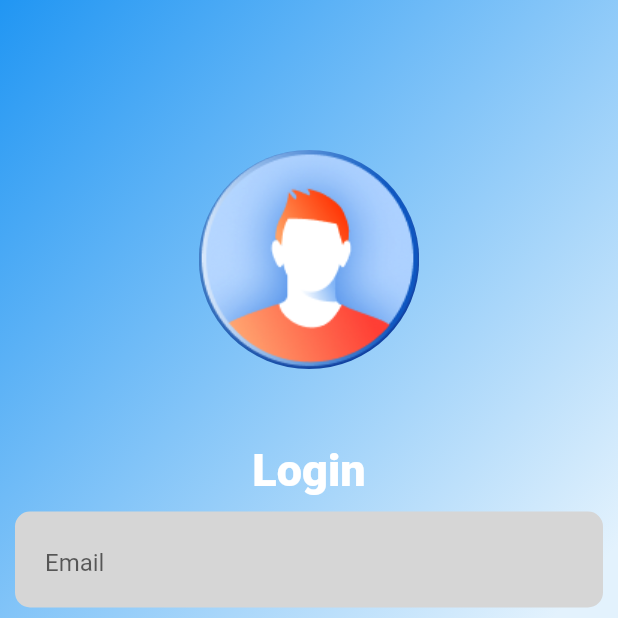
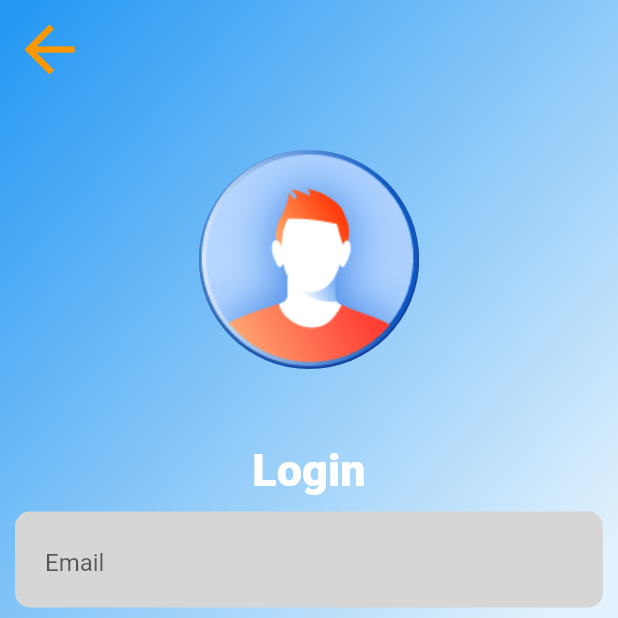
Before and after one commit to vasilevkin/flutter_gallery, a Flutter app: the SimpleColorLoginScreen screen opened by its route, on a phone screen of 412 x 824 dp, the top half of it. Run offline on Flutter 3.47's test engine with Material 2 defaults, Android fonts, the phone set to English and light mode, and no system bars.

Commit message:
Add Simple Color Register screen.

```diff
--- a/lib/app/app.dart
+++ b/lib/app/app.dart
@@ -2,6 +2,7 @@ import 'package:flutter/material.dart';
 import 'package:flutter_gallery/app/app_routes.dart';
 import 'package:flutter_gallery/ui/screens/login/login_list_screen.dart';
 import 'package:flutter_gallery/ui/screens/login/simple_color_login_screen.dart';
+import 'package:flutter_gallery/ui/screens/login/simple_color_register_screen.dart';
 import 'package:flutter_gallery/ui/screens/main_screen.dart';
 
 class FlutterGalleryApp extends StatelessWidget {
@@ -18,6 +19,8 @@ class FlutterGalleryApp extends StatelessWidget {
         FlutterGalleryAppRoutes.loginList: (_) => LoginListScreen(),
         FlutterGalleryAppRoutes.loginSimpleColor: (_) =>
             SimpleColorLoginScreen(),
+        FlutterGalleryAppRoutes.registerSimpleColor: (_) =>
+            SimpleColorRegisterScreen(),
       },
     );
   }
--- a/lib/app/app_routes.dart
+++ b/lib/app/app_routes.dart
@@ -2,4 +2,5 @@ class FlutterGalleryAppRoutes {
   static final home = '/';
   static final loginList = '/login_list';
   static final loginSimpleColor = '/login_simple_color';
+  static final registerSimpleColor = '/register_simple_color';
 }
--- a/lib/ui/screens/login/simple_color_login_screen.dart
+++ b/lib/ui/screens/login/simple_color_login_screen.dart
@@ -1,4 +1,5 @@
 import 'package:flutter/material.dart';
+import 'package:flutter_gallery/app/app_routes.dart';
 import 'package:flutter_gallery/ui/screens/login/simple_color_constants.dart';
 
 class SimpleColorLoginScreen extends StatefulWidget {
@@ -12,14 +13,17 @@ class _SimpleColorLoginScreenState extends State<SimpleColorLoginScreen> {
   @override
   Widget build(BuildContext context) {
     return Scaffold(
-      body: Container(
+      body: Stack(
+        children: [
+          Container(
             decoration: backgroundColor,
             child: SingleChildScrollView(
               child: Column(
                 children: [
                   SizedBox(height: 100),
                   ClipOval(
-                  child: Image.asset('assets/login/simple_color/avatar.png')),
+                      child:
+                          Image.asset('assets/login/simple_color/avatar.png')),
                   SizedBox(
                     height: 50,
                   ),
@@ -48,10 +52,26 @@ class _SimpleColorLoginScreenState extends State<SimpleColorLoginScreen> {
                     child: Text('Forgot Password?'),
                   ),
                   roundedButton('Login', Colors.orange[800], () {}),
-              roundedButton('Register', Colors.transparent, () {}),
+                  roundedButton('Register', Colors.transparent, () {
+                    Navigator.pushNamed(
+                      context,
+                      FlutterGalleryAppRoutes.registerSimpleColor,
+                    );
+                  }),
                 ],
               ),
             ),
+          ),
+          SafeArea(
+              child: IconButton(
+            iconSize: 50,
+            icon: Icon(Icons.arrow_back),
+            color: Colors.orange,
+            onPressed: () {
+              Navigator.pop(context);
+            },
+          )),
+        ],
       ),
     );
   }
@@ -95,7 +115,7 @@ class _SimpleColorLoginScreenState extends State<SimpleColorLoginScreen> {
               side: BorderSide(
                 color: color,
               )),
-          onPressed: () {},
+          onPressed: onTap,
           color: color,
           child: Text(
             text.toUpperCase(),
```
Also changed, not shown: lib/ui/screens/login/simple_color_register_screen.dart (added, +9 -0 lines). Lines whose indentation alone changed are shown as unchanged.
